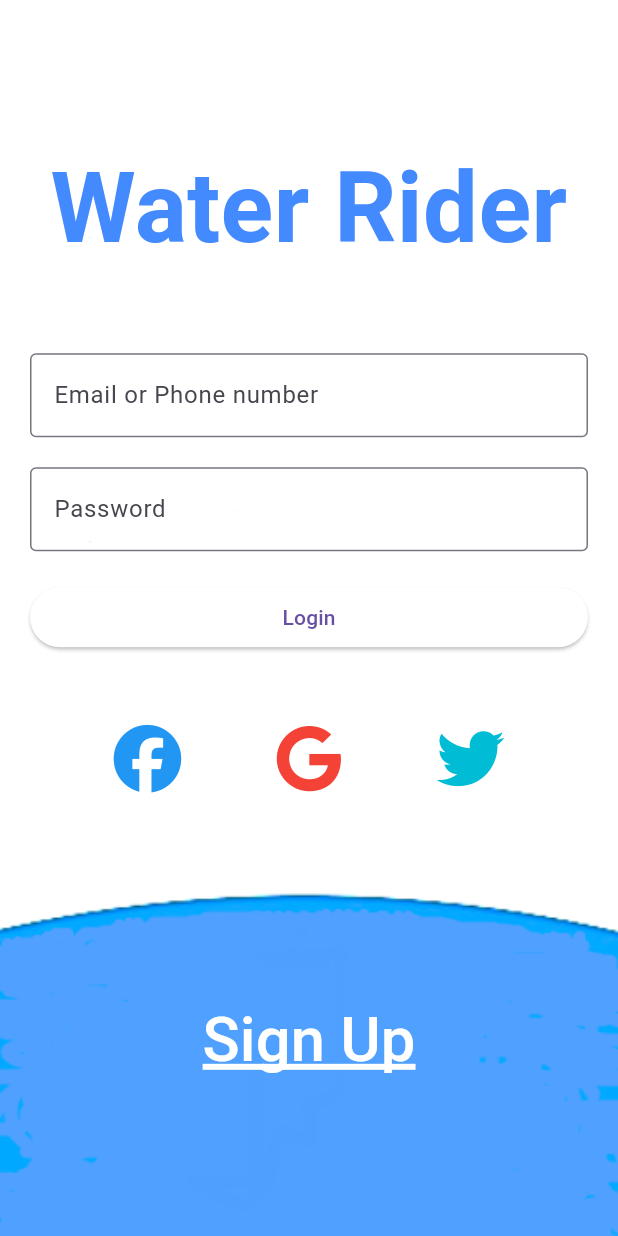
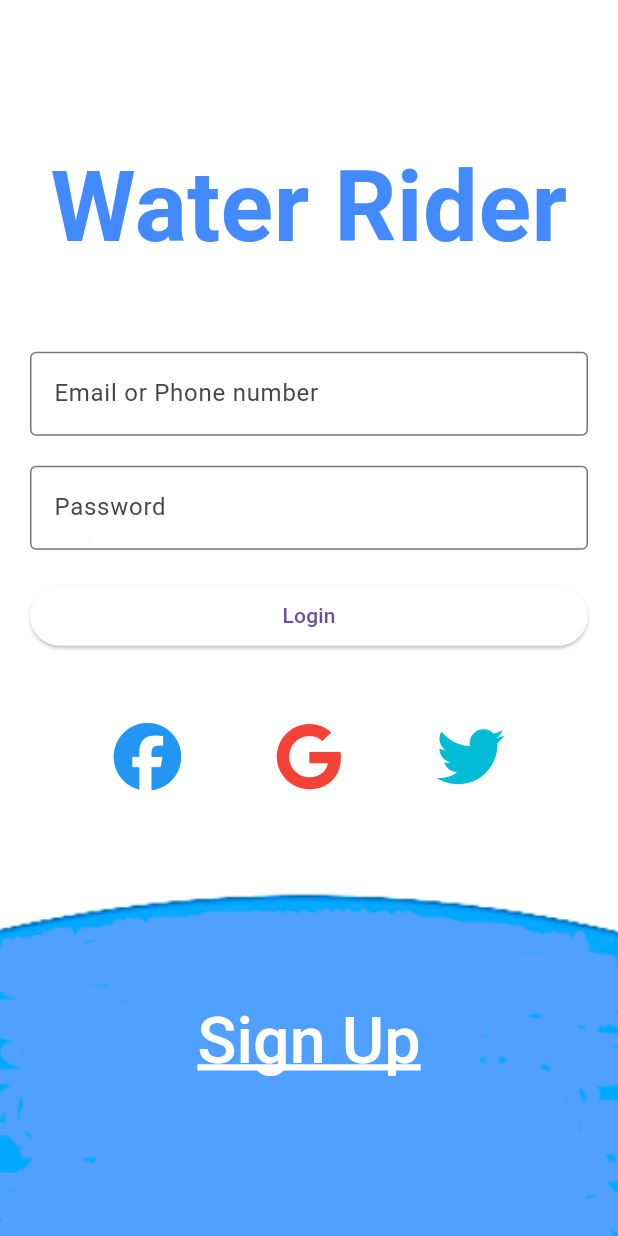
Before and after one commit to mohamed17803/waterriderdemo, a Flutter app: the screen it shows after launch, on a phone screen of 412 x 824 dp. Run offline on Flutter 3.47's test engine with Material 3 defaults, Android fonts, the phone set to English and light mode, and no system bars; our stand-ins replace font_awesome_flutter; Roboto replaces fonts that are missing (Pacifico).

Commit message:
Check MS 17

```diff
--- a/lib/screens/login_screen.dart
+++ b/lib/screens/login_screen.dart
@@ -98,7 +98,7 @@ class LoginScreen extends StatelessWidget {
                       child: const Text(
                         'Sign Up',
                         style: TextStyle(
-                          fontSize: 41.0,
+                          fontSize: 43.0,
                           color: Colors.white,
                           decoration: TextDecoration.underline,
                           decorationThickness: 2,
```
